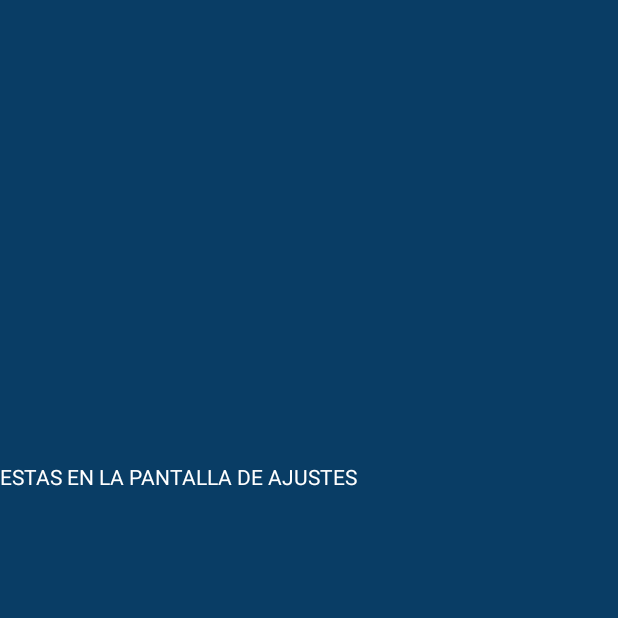
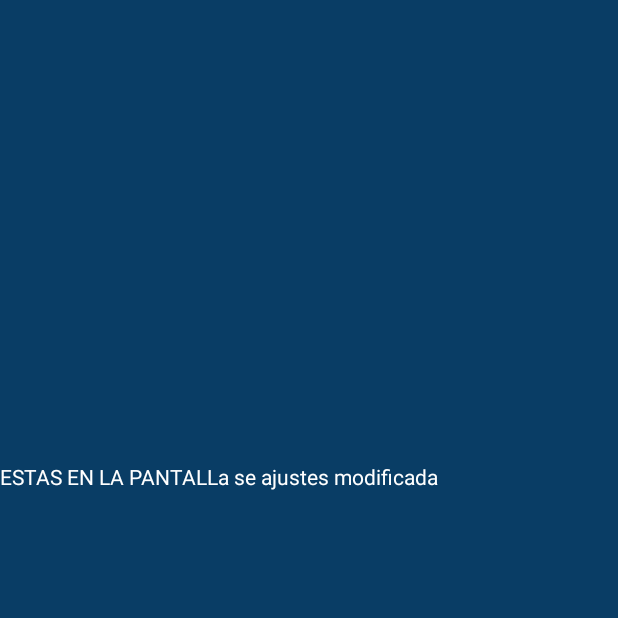
Before and after one commit to diegopr10/unihelp, an Android app: the Settings screen opened directly, with no data from a screen before it, on a phone screen of 412 x 824 dp, the top half of it. Run offline under Robolectric (Android 15) with nearby library versions, the phone set to English and light mode, and no system bars.

Commit message:
Modificar pantalla settings

```diff
--- a/app/src/main/res/values/strings.xml
+++ b/app/src/main/res/values/strings.xml
@@ -4,6 +4,6 @@
     <string name="text_from_resources">What the actual thing</string>
     <string name="start_text">EMPEZAR</string>
     <string name="welcome_text">Bienvenido!</string>
-    <string name="settings_text">ESTAS EN LA PANTALLA DE AJUSTES</string>
+    <string name="settings_text">ESTAS EN LA PANTALLa se ajustes modificada</string>
     <string name="home_text">ESTAS EN LA PANTALLA DE AJUSTES</string>
 </resources>
```
